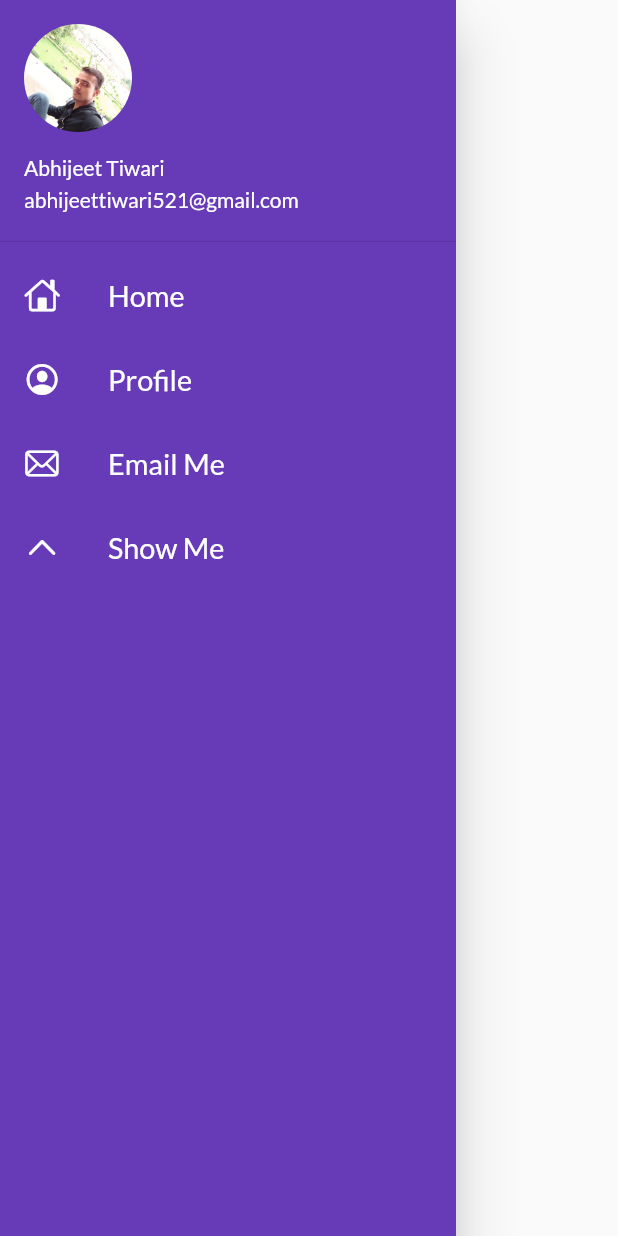
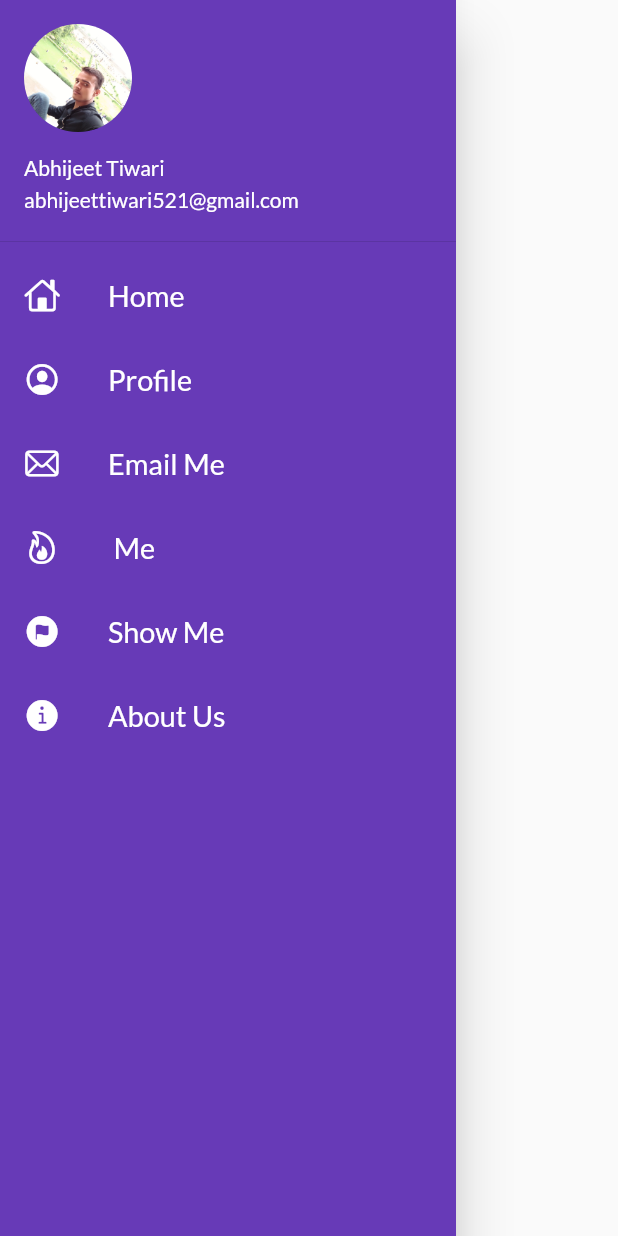
Before and after one commit to abhijeettiwari521/flutterbyabhi, a Flutter app: the MyDrawer widget shown alone on an empty page, opened directly, on a phone screen of 412 x 824 dp. Run offline on Flutter 3.47's test engine with Material 2 defaults, Android fonts, the phone set to English and light mode, and no system bars; our stand-ins replace google_fonts, matcher; key blocks and very long unbroken strings in the code were emptied for the run.

Commit message:
day11 completed

```diff
--- a/lib/widgets/drawer.dart
+++ b/lib/widgets/drawer.dart
@@ -49,12 +49,28 @@ class MyDrawer extends StatelessWidget {
           ),
           ListTile(
             leading: Icon(
-              CupertinoIcons.control,
+              CupertinoIcons.flame,
+              color: Colors.white,
+            ),
+            title: Text(" Me",
+                textScaleFactor: 1.2, style: TextStyle(color: Colors.white)),
+          ),
+          ListTile(
+            leading: Icon(
+              CupertinoIcons.flag_circle_fill,
               color: Colors.white,
             ),
             title: Text("Show Me",
                 textScaleFactor: 1.2, style: TextStyle(color: Colors.white)),
-          )
+          ),
+          ListTile(
+            leading: Icon(
+              CupertinoIcons.info_circle_fill,
+              color: Colors.white,
+            ),
+            title: Text("About Us",
+                textScaleFactor: 1.2, style: TextStyle(color: Colors.white)),
+          ),
         ]),
       ),
     );
```
